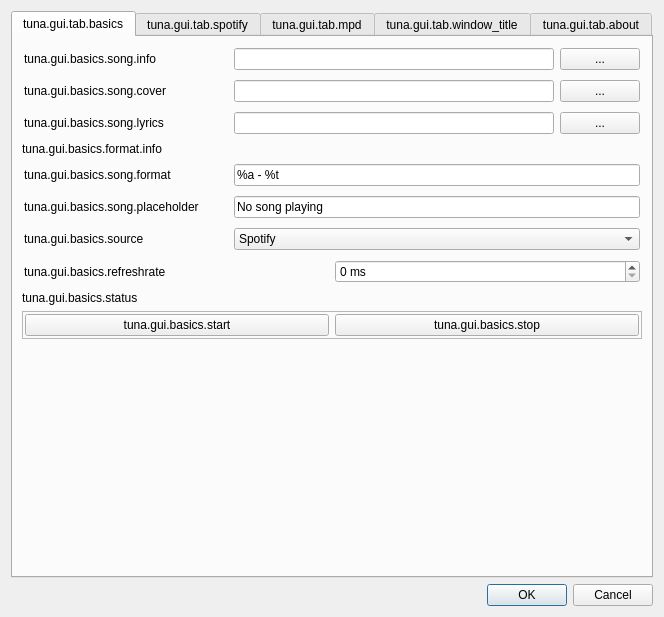
The window that src/gui/tuna_gui.ui (univrsal/tuna) describes before a commit, drawn with Qt 5.
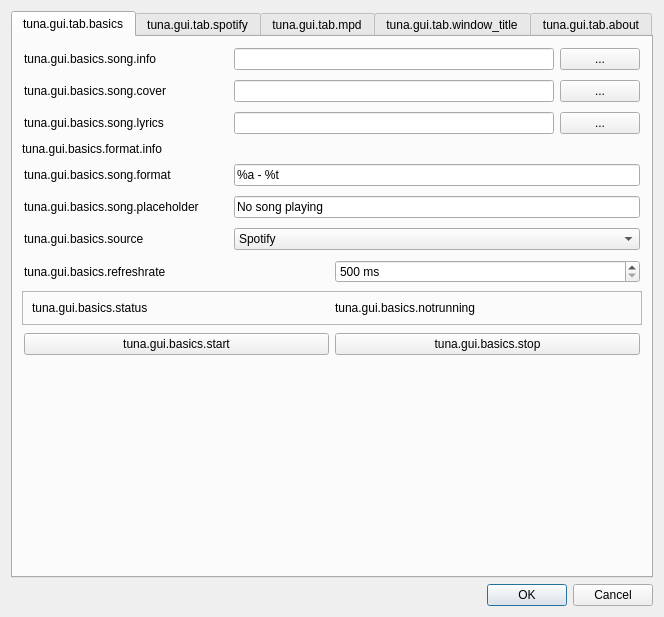
The same window after the commit. The open tabs and pages were chosen to show the change. Icons and pictures are not drawn.

```diff
--- a/src/gui/tuna_gui.ui
+++ b/src/gui/tuna_gui.ui
@@ -536,11 +536,26 @@
             <property name="prefix">
              <string/>
             </property>
+            <property name="minimum">
+             <number>500</number>
+            </property>
+            <property name="maximum">
+             <number>10000</number>
+            </property>
            </widget>
           </item>
          </layout>
         </widget>
        </item>
+       <item>
+        <widget class="QFrame" name="frame_13">
+         <property name="frameShape">
+          <enum>QFrame::StyledPanel</enum>
+         </property>
+         <property name="frameShadow">
+          <enum>QFrame::Raised</enum>
+         </property>
+         <layout class="QHBoxLayout" name="horizontalLayout_13">
        <item>
         <widget class="QLabel" name="lbl_status">
          <property name="text">
@@ -549,9 +564,19 @@
         </widget>
        </item>
        <item>
+           <widget class="QLabel" name="lbl_output">
+            <property name="text">
+             <string>tuna.gui.basics.notrunning</string>
+            </property>
+           </widget>
+          </item>
+         </layout>
+        </widget>
+       </item>
+       <item>
         <widget class="QFrame" name="frame_11">
          <property name="frameShape">
-          <enum>QFrame::StyledPanel</enum>
+          <enum>QFrame::NoFrame</enum>
          </property>
          <property name="frameShadow">
           <enum>QFrame::Raised</enum>
```
Left out of the diff: 2 changed lines with no effect on the pictures. Lines whose indentation alone changed are shown as unchanged.
